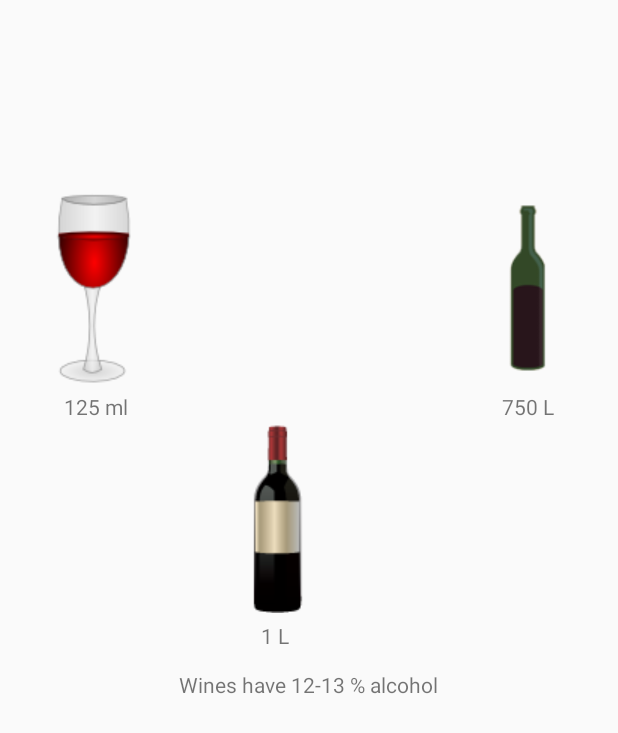
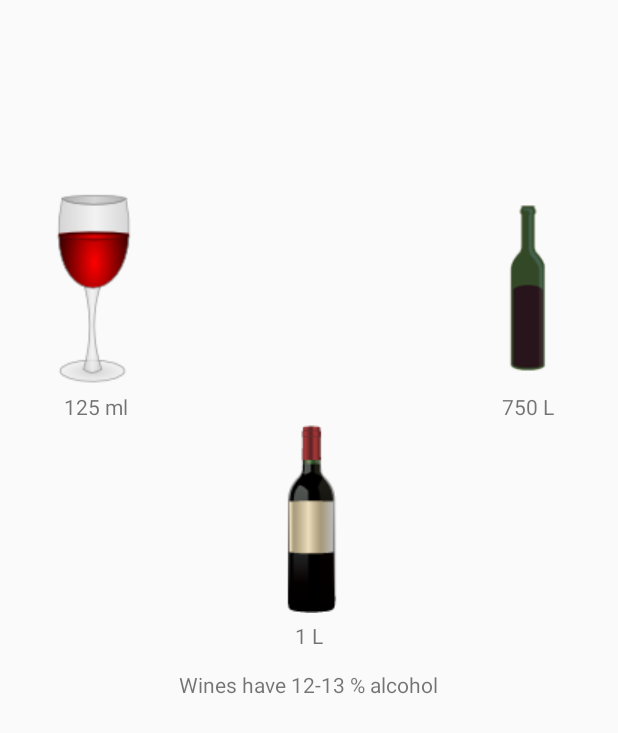
Before and after one commit to billprig/TabLayoutWithViewPager, an Android app: the fragment WineFragment shown on its own in the app's theme, on a phone screen of 412 x 824 dp. Shown: the top 733 px of the screen. Run offline under Robolectric (Android 15) with nearby library versions, the light colour scheme and no system bars.

Commit message:
wine labeled

```diff
--- a/app/src/main/res/layout/fragment_wine.xml
+++ b/app/src/main/res/layout/fragment_wine.xml
@@ -39,8 +39,7 @@
         android:background="@drawable/wine1l"
         android:id="@+id/wine1l"
         android:layout_below="@+id/wine125txt"
-        android:layout_alignLeft="@+id/textView6"
-        android:layout_alignStart="@+id/textView6" />
+        android:layout_centerHorizontal="true" />
 
 
     <TextView
```
